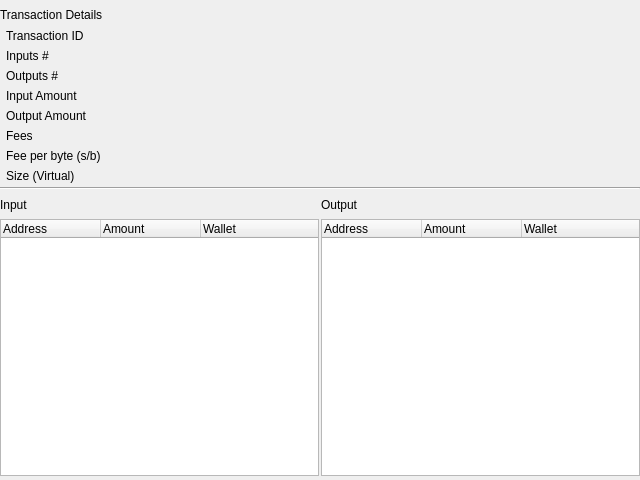
Old version of the form BlockSettleUILib/TransactionDetailsWidget.ui in the repository BlockSettle/terminal.
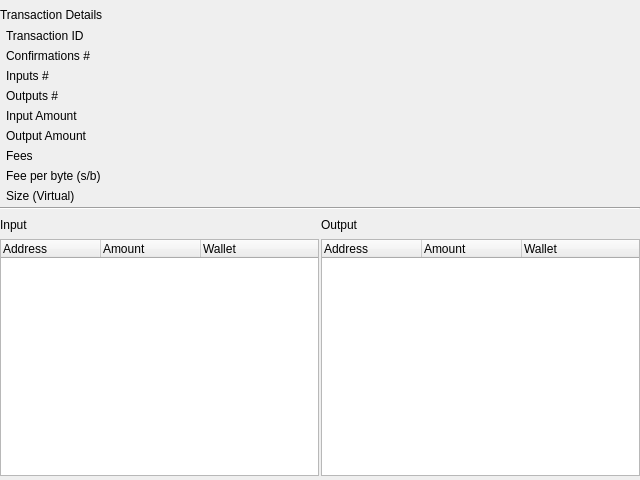
New version of the form. Custom widgets are drawn as their Qt base class.

Commit message: BST-2029: TX conf count in explorer

```diff
--- a/BlockSettleUILib/TransactionDetailsWidget.ui
+++ b/BlockSettleUILib/TransactionDetailsWidget.ui
@@ -113,7 +113,7 @@
            <property name="bottomMargin">
             <number>4</number>
            </property>
-           <item row="11" column="1">
+           <item row="12" column="1">
             <widget class="CustomLabel" name="tranSize">
              <property name="text">
               <string/>
@@ -123,7 +123,7 @@
              </property>
             </widget>
            </item>
-           <item row="6" column="1">
+           <item row="7" column="1">
             <widget class="CustomLabel" name="tranNumOutputs">
              <property name="text">
               <string/>
@@ -133,6 +133,29 @@
              </property>
             </widget>
            </item>
+           <item row="11" column="1">
+            <widget class="CustomLabel" name="tranFeePerByte">
+             <property name="text">
+              <string/>
+             </property>
+             <property name="whiteText" stdset="0">
+              <bool>true</bool>
+             </property>
+            </widget>
+           </item>
+           <item row="9" column="0">
+            <widget class="QLabel" name="label_15">
+             <property name="maximumSize">
+              <size>
+               <width>200</width>
+               <height>16777215</height>
+              </size>
+             </property>
+             <property name="text">
+              <string>Output Amount</string>
+             </property>
+            </widget>
+           </item>
            <item row="4" column="1">
             <widget class="CustomLabel" name="tranID">
              <property name="text">
@@ -147,7 +170,7 @@
             </widget>
            </item>
            <item row="8" column="0">
-            <widget class="QLabel" name="label_15">
+            <widget class="QLabel" name="label_16">
              <property name="maximumSize">
               <size>
                <width>200</width>
@@ -155,17 +178,7 @@
               </size>
              </property>
              <property name="text">
-              <string>Output Amount</string>
-             </property>
-            </widget>
-           </item>
-           <item row="10" column="1">
-            <widget class="CustomLabel" name="tranFeePerByte">
-             <property name="text">
-              <string/>
-             </property>
-             <property name="whiteText" stdset="0">
-              <bool>true</bool>
+              <string>Input Amount</string>
              </property>
             </widget>
            </item>
@@ -208,20 +221,7 @@
              </item>
             </layout>
            </item>
-           <item row="7" column="0">
-            <widget class="QLabel" name="label_16">
-             <property name="maximumSize">
-              <size>
-               <width>200</width>
-               <height>16777215</height>
-              </size>
-             </property>
-             <property name="text">
-              <string>Input Amount</string>
-             </property>
-            </widget>
-           </item>
-           <item row="9" column="0">
+           <item row="10" column="0">
             <widget class="QLabel" name="label_14">
              <property name="maximumSize">
               <size>
@@ -234,17 +234,7 @@
              </property>
             </widget>
            </item>
-           <item row="9" column="1">
-            <widget class="CustomLabel" name="tranFees">
-             <property name="text">
-              <string/>
-             </property>
-             <property name="whiteText" stdset="0">
-              <bool>true</bool>
-             </property>
-            </widget>
-           </item>
-           <item row="5" column="0">
+           <item row="6" column="0">
             <widget class="QLabel" name="label_13">
              <property name="maximumSize">
               <size>
@@ -257,7 +247,27 @@
              </property>
             </widget>
            </item>
-           <item row="11" column="0">
+           <item row="6" column="1">
+            <widget class="CustomLabel" name="tranNumInputs">
+             <property name="text">
+              <string/>
+             </property>
+             <property name="whiteText" stdset="0">
+              <bool>true</bool>
+             </property>
+            </widget>
+           </item>
+           <item row="9" column="1">
+            <widget class="CustomLabel" name="tranOutput">
+             <property name="text">
+              <string/>
+             </property>
+             <property name="whiteText" stdset="0">
+              <bool>true</bool>
+             </property>
+            </widget>
+           </item>
+           <item row="12" column="0">
             <widget class="QLabel" name="label_7">
              <property name="maximumSize">
               <size>
@@ -270,8 +280,18 @@
              </property>
             </widget>
            </item>
+           <item row="10" column="1">
+            <widget class="CustomLabel" name="tranFees">
+             <property name="text">
+              <string/>
+             </property>
+             <property name="whiteText" stdset="0">
+              <bool>true</bool>
+             </property>
+            </widget>
+           </item>
            <item row="8" column="1">
-            <widget class="CustomLabel" name="tranOutput">
+            <widget class="CustomLabel" name="tranInput">
              <property name="text">
               <string/>
              </property>
@@ -280,30 +300,7 @@
              </property>
             </widget>
            </item>
-           <item row="5" column="1">
-            <widget class="CustomLabel" name="tranNumInputs">
-             <property name="text">
-              <string/>
-             </property>
-             <property name="whiteText" stdset="0">
-              <bool>true</bool>
-             </property>
-            </widget>
-           </item>
-           <item row="6" column="0">
-            <widget class="QLabel" name="label_12">
-             <property name="maximumSize">
-              <size>
-               <width>200</width>
-               <height>16777215</height>
-              </size>
-             </property>
-             <property name="text">
-              <string>Outputs #</string>
-             </property>
-            </widget>
-           </item>
-           <item row="10" column="0">
+           <item row="11" column="0">
             <widget class="QLabel" name="label_10">
              <property name="maximumSize">
               <size>
@@ -316,8 +313,28 @@
              </property>
             </widget>
            </item>
-           <item row="7" column="1">
-            <widget class="CustomLabel" name="tranInput">
+           <item row="7" column="0">
+            <widget class="QLabel" name="label_12">
+             <property name="maximumSize">
+              <size>
+               <width>200</width>
+               <height>16777215</height>
+              </size>
+             </property>
+             <property name="text">
+              <string>Outputs #</string>
+             </property>
+            </widget>
+           </item>
+           <item row="5" column="0">
+            <widget class="QLabel" name="labelNbConf">
+             <property name="text">
+              <string>Confirmations #</string>
+             </property>
+            </widget>
+           </item>
+           <item row="5" column="1">
+            <widget class="QLabel" name="nbConf">
              <property name="text">
               <string/>
              </property>
```
Left out of the diff: 3 changed lines with no effect on the pictures. The commit also changes 6 other files.
